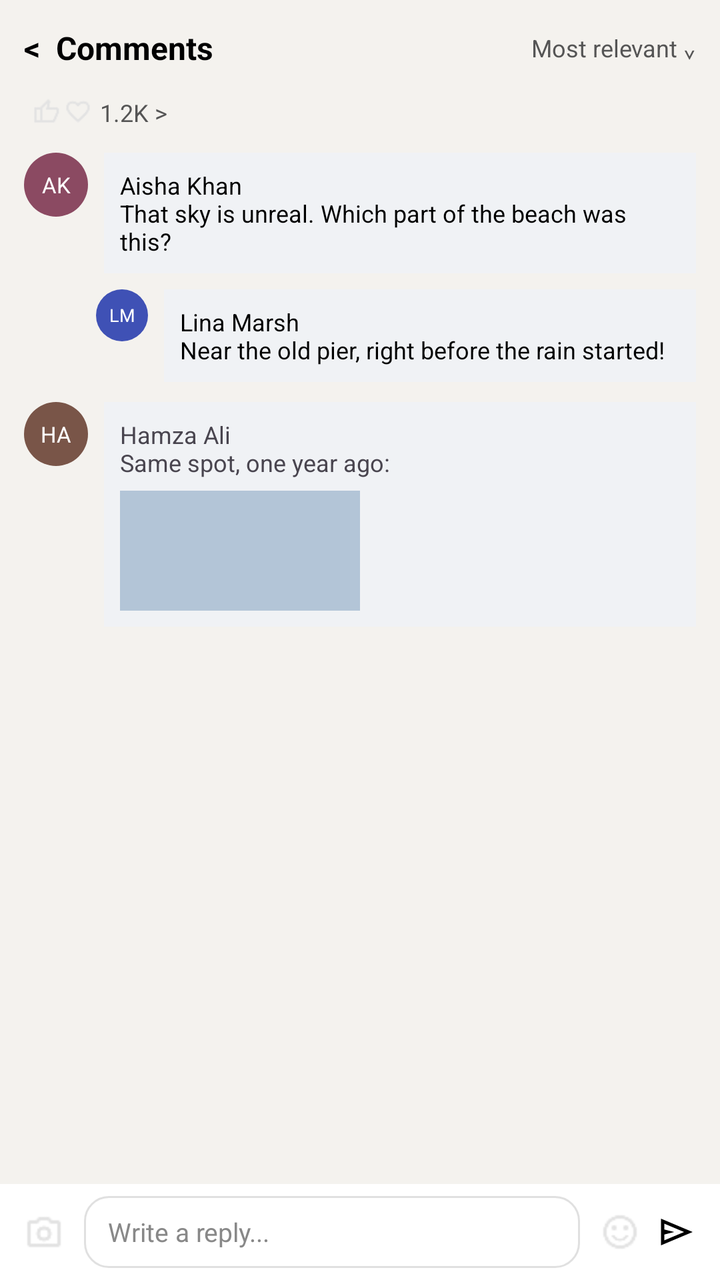
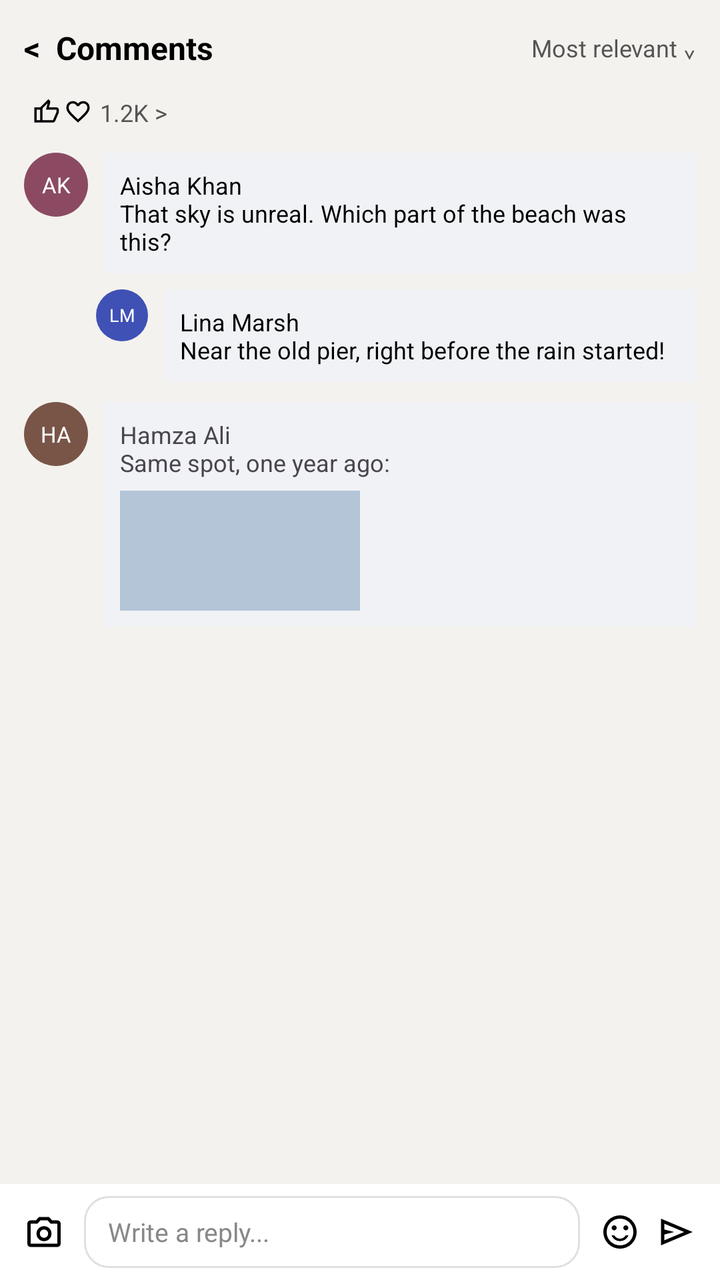

Before-and-after screenshots of an Android layout around one commit, followed by the original layout XML and the change that was made.
<!-- AndroidManifest.xml: application theme Theme.I230720_SMD_Assignment1 -->
<!-- res/layout/comments.xml -->
<?xml version="1.0" encoding="utf-8"?>
<LinearLayout xmlns:android="http://schemas.android.com/apk/res/android"
    android:layout_width="match_parent"
    android:layout_height="match_parent"
    android:background="@color/background1"
    android:orientation="vertical">

    <LinearLayout
        android:layout_width="match_parent"
        android:layout_height="48dp"
        android:gravity="center_vertical"
        android:paddingStart="12dp"
        android:paddingEnd="12dp">

        <TextView
            android:id="@+id/btnBack"
            android:layout_width="wrap_content"
            android:layout_height="wrap_content"
            android:text="&lt;  Comments"
            android:textColor="#000000"
            android:textSize="16sp"
            android:textStyle="bold" />

        <View
            android:layout_width="0dp"
            android:layout_height="1dp"
            android:layout_weight="1" />

        <TextView
            android:layout_width="wrap_content"
            android:layout_height="wrap_content"
            android:text="Most relevant ⌄"
            android:textColor="#555555"
            android:textSize="12sp" />
    </LinearLayout>

    <LinearLayout
        android:layout_width="wrap_content"
        android:layout_height="wrap_content"
        android:gravity="center_vertical"
        android:paddingStart="16dp">

        <ImageView
            android:layout_width="14dp"
            android:layout_height="14dp"
            android:contentDescription="Like"
            android:src="@drawable/like" />

        <ImageView
            android:layout_width="14dp"
            android:layout_height="14dp"
            android:layout_marginStart="2dp"
            android:contentDescription="Heart"
            android:src="@drawable/heart" />

        <TextView
            android:layout_width="wrap_content"
            android:layout_height="wrap_content"
            android:layout_marginStart="4dp"
            android:text="1.2K &gt;"
            android:textColor="#555555"
            android:textSize="12sp" />
    </LinearLayout>

    <LinearLayout
        android:layout_width="match_parent"
        android:layout_height="0dp"
        android:layout_weight="1"
        android:orientation="vertical"
        android:padding="12dp">

        <LinearLayout
            android:layout_width="match_parent"
            android:layout_height="wrap_content"
            android:orientation="horizontal">

            <TextView
                android:layout_width="32dp"
                android:layout_height="32dp"
                android:background="@drawable/avatar_circle"
                android:backgroundTint="#8B4A62"
                android:gravity="center"
                android:text="AK"
                android:textColor="#FFFFFF"
                android:textSize="11sp" />

            <LinearLayout
                android:layout_width="0dp"
                android:layout_height="wrap_content"
                android:layout_marginStart="8dp"
                android:layout_weight="1"
                android:background="#F0F2F5"
                android:padding="8dp">

                <TextView
                    android:layout_width="wrap_content"
                    android:layout_height="wrap_content"
                    android:text="Aisha Khan\nThat sky is unreal. Which part of the beach was this?"
                    android:textColor="#000000"
                    android:textSize="12sp" />
            </LinearLayout>
        </LinearLayout>

        <LinearLayout
            android:layout_width="match_parent"
            android:layout_height="wrap_content"
            android:layout_marginStart="36dp"
            android:layout_marginTop="8dp"
            android:orientation="horizontal">

            <TextView
                android:layout_width="26dp"
                android:layout_height="26dp"
                android:background="@drawable/avatar_circle"
                android:backgroundTint="#3F51B5"
                android:gravity="center"
                android:text="LM"
                android:textColor="#FFFFFF"
                android:textSize="9sp" />

            <LinearLayout
                android:layout_width="0dp"
                android:layout_height="wrap_content"
                android:layout_marginStart="8dp"
                android:layout_weight="1"
                android:background="#F0F2F5"
                android:padding="8dp">

                <TextView
                    android:layout_width="wrap_content"
                    android:layout_height="wrap_content"
                    android:text="Lina Marsh\nNear the old pier, right before the rain started!"
                    android:textColor="#000000"
                    android:textSize="12sp" />
            </LinearLayout>
        </LinearLayout>

        <LinearLayout
            android:layout_width="match_parent"
            android:layout_height="wrap_content"
            android:layout_marginTop="10dp"
            android:orientation="horizontal">

            <TextView
                android:layout_width="32dp"
                android:layout_height="32dp"
                android:background="@drawable/avatar_circle"
                android:backgroundTint="#795548"
                android:gravity="center"
                android:text="HA"
                android:textColor="#FFFFFF"
                android:textSize="11sp" />

            <LinearLayout
                android:layout_width="0dp"
                android:layout_height="wrap_content"
                android:layout_marginStart="8dp"
                android:layout_weight="1"
                android:background="#F0F2F5"
                android:orientation="vertical"
                android:padding="8dp">

                <TextView
                    android:layout_width="wrap_content"
                    android:layout_height="wrap_content"
                    android:text="Hamza Ali\nSame spot, one year ago:"
                    android:textSize="12sp" />

                <View
                    android:layout_width="120dp"
                    android:layout_height="60dp"
                    android:layout_marginTop="6dp"
                    android:background="#B3C5D7" />
            </LinearLayout>
        </LinearLayout>
    </LinearLayout>

    <LinearLayout
        android:layout_width="match_parent"
        android:layout_height="48dp"
        android:background="#FFFFFF"
        android:gravity="center_vertical"
        android:paddingStart="8dp"
        android:paddingEnd="8dp">

        <ImageView
            android:layout_width="28dp"
            android:layout_height="28dp"
            android:contentDescription="Camera"
            android:padding="4dp"
            android:src="@drawable/camera" />

        <TextView
            android:layout_width="0dp"
            android:layout_height="36dp"
            android:layout_marginStart="6dp"
            android:layout_marginEnd="6dp"
            android:layout_weight="1"
            android:background="@drawable/rounded_card"
            android:gravity="center_vertical"
            android:paddingStart="12dp"
            android:text="Write a reply..."
            android:textColor="#888888"
            android:textSize="13sp" />

        <ImageView
            android:layout_width="28dp"
            android:layout_height="28dp"
            android:contentDescription="Emoji"
            android:padding="4dp"
            android:src="@drawable/emoji" />

        <ImageView
            android:layout_width="28dp"
            android:layout_height="28dp"
            android:contentDescription="Send"
            android:padding="4dp"
            android:src="@drawable/send" />
    </LinearLayout>

</LinearLayout>
<!-- resources referenced by this layout -->
<resources>
  <color name="background1">#f4f2ee</color>
  <!-- drawable avatar_circle (drawable) -->
  <?xml version="1.0" encoding="utf-8"?>
  <shape xmlns:android="http://schemas.android.com/apk/res/android"
      android:shape="oval">
      <solid android:color="#ffffff" />
  </shape>
  <!-- drawable camera: png bitmap (drawable, 513 bytes) -->
  <!-- drawable emoji: png bitmap (drawable, 677 bytes) -->
  <!-- drawable heart: png bitmap (drawable, 629 bytes) -->
  <!-- drawable like: png bitmap (drawable, 404 bytes) -->
  <!-- drawable send: png bitmap (drawable, 505 bytes) -->
  <style name="Theme.I230720_SMD_Assignment1" parent="Base.Theme.I230720_SMD_Assignment1" />
  <style name="Base.Theme.I230720_SMD_Assignment1" parent="Theme.Material3.DayNight.NoActionBar">
          
          
      </style>
  <!-- unchanged entries left out for length: 1 -->
</resources>

<!-- the commit's change to res/layout/comments.xml (unified diff, before → after) -->
@@ -44,14 +44,14 @@
             android:layout_width="14dp"
             android:layout_height="14dp"
             android:contentDescription="Like"
-            android:src="@drawable/like" />
+            android:src="@drawable/thumb_up" />
 
         <ImageView
             android:layout_width="14dp"
             android:layout_height="14dp"
             android:layout_marginStart="2dp"
             android:contentDescription="Heart"
-            android:src="@drawable/heart" />
+            android:src="@drawable/favorite" />
 
         <TextView
             android:layout_width="wrap_content"
@@ -188,7 +188,7 @@
             android:layout_height="28dp"
             android:contentDescription="Camera"
             android:padding="4dp"
-            android:src="@drawable/camera" />
+            android:src="@drawable/photo_camera" />
 
         <TextView
             android:layout_width="0dp"
@@ -208,7 +208,7 @@
             android:layout_height="28dp"
             android:contentDescription="Emoji"
             android:padding="4dp"
-            android:src="@drawable/emoji" />
+            android:src="@drawable/sentiment_satisfied" />
 
         <ImageView
             android:layout_width="28dp"
<!-- resource entries referenced after the edit -->
@@ -7,11 +7,51 @@
       android:shape="oval">
       <solid android:color="#ffffff" />
   </shape>
-  <!-- drawable camera: png bitmap (drawable, 513 bytes) -->
-  <!-- drawable emoji: png bitmap (drawable, 677 bytes) -->
-  <!-- drawable heart: png bitmap (drawable, 629 bytes) -->
-  <!-- drawable like: png bitmap (drawable, 404 bytes) -->
-  <!-- drawable send: png bitmap (drawable, 505 bytes) -->
+  <!-- drawable favorite (drawable) -->
+  <vector xmlns:android="http://schemas.android.com/apk/res/android"
+      android:width="24dp"
+      android:height="24dp"
+      android:viewportWidth="24"
+      android:viewportHeight="24">
+      <path android:fillColor="@android:color/black"
+          android:pathData="M12,21l-1.45-1.3q-2.53-2.27-4.18-3.92q-1.65-1.65-2.63-2.96Q2.78,11.5 2.39,10.4T2,8.15Q2,5.8 3.58,4.22T7.5,2.65q1.3,0 2.48,0.55T12,4.75q0.85-1 2.03-1.55T16.5,2.65q2.35,0 3.93,1.57T22,8.15q0,1.15-0.39,2.25t-1.36,2.41q-0.97,1.31-2.63,2.96q-1.65,1.65-4.17,3.92L12,21Zm0-2.7q2.4-2.15 3.95-3.69t2.45-2.67t1.25-2.03Q20,9.02 20,8.15q0-1.5-1-2.5t-2.5-1q-1.17,0-2.17,0.66q-1,0.66-1.38,1.69h-1.9Q10.68,5.97 9.68,5.31T7.5,4.65q-1.5,0-2.5,1T4,8.15Q4,9.02 4.35,9.91T5.6,11.94t2.45,2.67T12,18.3Zm0-6.83Z"/>
+  </vector>
+  <!-- drawable photo_camera (drawable) -->
+  <vector xmlns:android="http://schemas.android.com/apk/res/android"
+      android:width="24dp"
+      android:height="24dp"
+      android:viewportWidth="24"
+      android:viewportHeight="24">
+      <path android:fillColor="@android:color/black"
+          android:pathData="M12,17.5q1.88,0 3.19-1.31T16.5,13T15.19,9.81T12,8.5T8.81,9.81T7.5,13t1.31,3.19T12,17.5Zm0-2q-1.05,0-1.77-0.72T9.5,13t0.73-1.78T12,10.5t1.78,0.72T14.5,13t-0.72,1.78T12,15.5ZM4,21q-0.82,0-1.41-0.59T2,19V7Q2,6.18 2.59,5.59T4,5H7.15L9,3h6l1.85,2H20q0.83,0 1.41,0.59Q22,6.18 22,7V19q0,0.82-0.59,1.41T20,21H4Zm0-2H20V7H15.95L14.13,5H9.88L8.05,7H4V19Zm8-6Z"/>
+  </vector>
+  <!-- drawable send (drawable) -->
+  <vector xmlns:android="http://schemas.android.com/apk/res/android"
+      android:width="24dp"
+      android:height="24dp"
+      android:viewportWidth="24"
+      android:viewportHeight="24">
+      <path android:fillColor="@android:color/black"
+          android:pathData="M3,20V4l19,8L3,20Zm2-3l11.85-5L5,7v3.5L11,12L5,13.5V17Zm0,0V12V7v3.5v3V17Z"/>
+  </vector>
+  <!-- drawable sentiment_satisfied (drawable) -->
+  <vector xmlns:android="http://schemas.android.com/apk/res/android"
+      android:width="24dp"
+      android:height="24dp"
+      android:viewportWidth="24"
+      android:viewportHeight="24">
+      <path android:fillColor="@android:color/black"
+          android:pathData="M15.5,11q0.63,0 1.06-0.44T17,9.5T16.56,8.44T15.5,8T14.44,8.44T14,9.5t0.44,1.06T15.5,11Zm-7,0q0.63,0 1.06-0.44T10,9.5T9.56,8.44T8.5,8T7.44,8.44T7,9.5t0.44,1.06T8.5,11Zm6.59,5.54Q16.48,15.58 17.1,14H15.45q-0.55,0.92-1.46,1.46T12,16t-1.99-0.54T8.55,14H6.9q0.63,1.57 2.01,2.54T12,17.5t3.09-0.96ZM8.1,21.21q-1.82-0.79-3.17-2.14Q3.58,17.73 2.79,15.9T2,12Q2,9.92 2.79,8.1Q3.58,6.27 4.93,4.93Q6.28,3.57 8.1,2.79Q9.93,2 12,2t3.9,0.79t3.17,2.14q1.35,1.35 2.14,3.17Q22,9.92 22,12t-0.79,3.9t-2.14,3.17q-1.35,1.35-3.17,2.14T12,22q-2.07,0-3.9-0.79ZM12,12Zm5.68,5.68Q20,15.35 20,12T17.68,6.32T12,4T6.33,6.32T4,12t2.33,5.68T12,20t5.68-2.32Z"/>
+  </vector>
+  <!-- drawable thumb_up (drawable) -->
+  <vector xmlns:android="http://schemas.android.com/apk/res/android"
+      android:width="24dp"
+      android:height="24dp"
+      android:viewportWidth="24"
+      android:viewportHeight="24">
+      <path android:fillColor="@android:color/black"
+          android:pathData="M18,21H7V8l7-7l1.25,1.25q0.18,0.17 0.29,0.47T15.65,3.3V3.65L14.55,8H21q0.8,0 1.4,0.6T23,10v2q0,0.17-0.05,0.38t-0.1,0.38l-3,7.05q-0.23,0.5-0.75,0.85T18,21ZM9,19h9l3-7V10H12l1.35-5.5L9,8.85V19ZM9,8.85V10v2v7V8.85ZM7,8v2H4v9H7v2H2V8H7Z"/>
+  </vector>
   <style name="Theme.I230720_SMD_Assignment1" parent="Base.Theme.I230720_SMD_Assignment1" />
   <style name="Base.Theme.I230720_SMD_Assignment1" parent="Theme.Material3.DayNight.NoActionBar">
           
